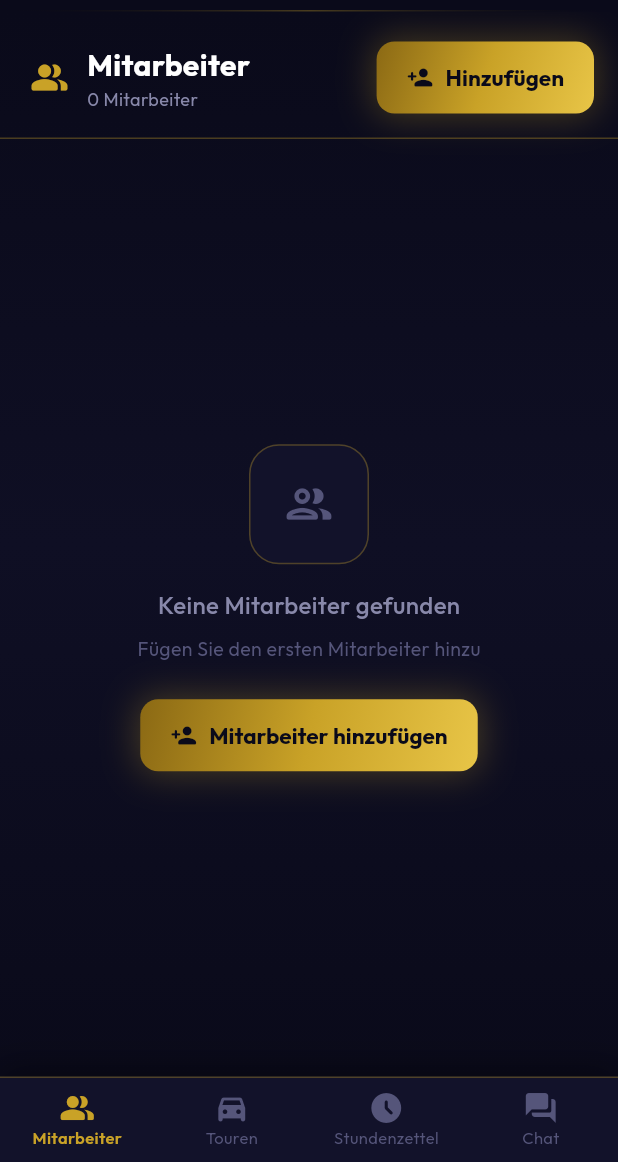
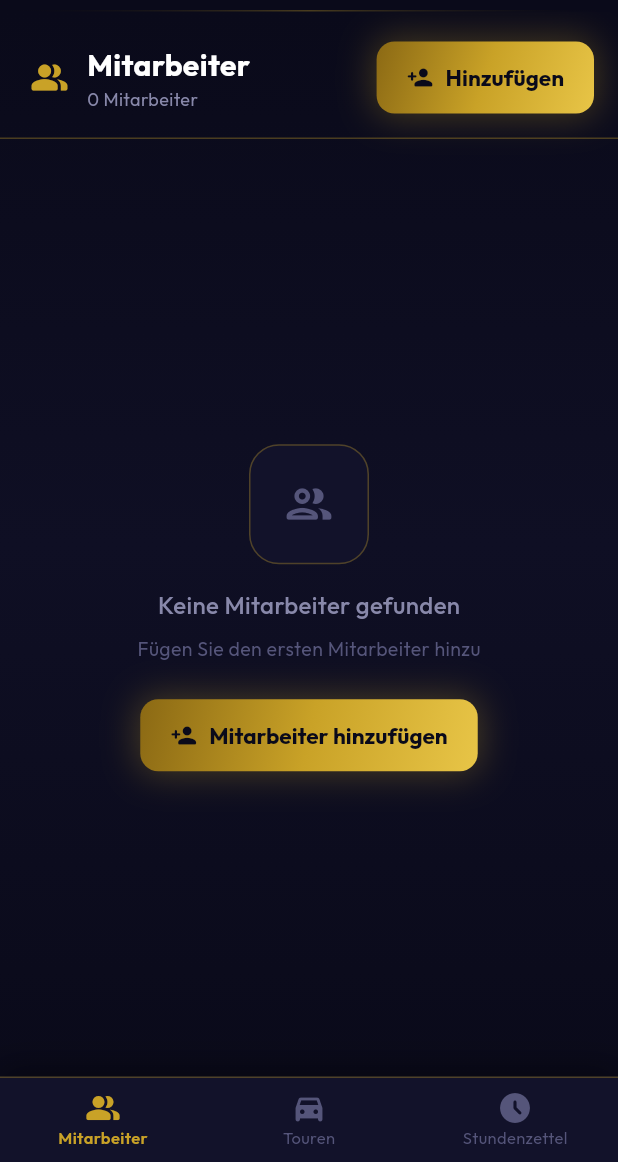
Before and after one commit to efesahin38/melek, a Flutter app: the AdminShell screen opened directly, on a phone screen of 412 x 824 dp, the part 74-1236 px from its top. Run offline on Flutter 3.47's test engine with Material 3 defaults, Android fonts, the phone set to English and light mode, and no system bars; our stand-ins replace file_picker, google_fonts, open_file, pdf, printing, share_plus and 4 more; accounts and stored records are empty.

Commit message:
Remove chat and fix logout route

```diff
--- a/lib/screens/admin/admin_shell.dart
+++ b/lib/screens/admin/admin_shell.dart
@@ -6,7 +6,6 @@ import '../login_screen.dart';
 import 'mitarbeiter_tab.dart';
 import 'touren_tab.dart';
 import 'stundenzettel_tab.dart';
-import '../chat_screen.dart';
 
 import '../settings_screen.dart';
 
@@ -24,7 +23,6 @@ class _AdminShellState extends State<AdminShell> {
     MitarbeiterTab(),
     TourenTab(),
     StundenzettelTab(),
-    ChatScreen(),
   ];
 
   @override
@@ -127,10 +125,6 @@ class _AdminShellState extends State<AdminShell> {
                   icon: Icon(Icons.access_time_filled_rounded),
                   label: Text('Stundenzettel'),
                 ),
-                NavigationRailDestination(
-                  icon: Icon(Icons.forum_rounded),
-                  label: Text('Chat'),
-                ),
               ],
             ),
           if (isDesktop)
@@ -192,10 +186,6 @@ class _AdminShellState extends State<AdminShell> {
                     icon: Icon(Icons.access_time_filled_rounded),
                     label: 'Stundenzettel',
                   ),
-                  BottomNavigationBarItem(
-                    icon: Icon(Icons.forum_rounded),
-                    label: 'Chat',
-                  ),
                 ],
               ),
             ),
--- a/lib/screens/employee/employee_shell.dart
+++ b/lib/screens/employee/employee_shell.dart
@@ -6,7 +6,6 @@ import '../../screens/login_screen.dart';
 import 'my_touren_tab.dart';
 import 'my_dokumente_tab.dart';
 import 'my_stundenzettel_tab.dart';
-import '../chat_screen.dart';
 import '../settings_screen.dart';
 
 class EmployeeShell extends StatefulWidget {
@@ -23,7 +22,6 @@ class _EmployeeShellState extends State<EmployeeShell> {
     MyTourenTab(),
     MyDokumenteTab(),
     MyStundenzettelTab(),
-    ChatScreen(),
   ];
 
   @override
@@ -126,10 +124,6 @@ class _EmployeeShellState extends State<EmployeeShell> {
                   icon: Icon(Icons.assignment_rounded),
                   label: Text('Stundenzettel'),
                 ),
-                NavigationRailDestination(
-                  icon: Icon(Icons.forum_rounded),
-                  label: Text('Chat'),
-                ),
               ],
             ),
           if (isDesktop)
@@ -191,10 +185,6 @@ class _EmployeeShellState extends State<EmployeeShell> {
                     icon: Icon(Icons.assignment_rounded),
                     label: 'Stundenzettel',
                   ),
-                  BottomNavigationBarItem(
-                    icon: Icon(Icons.forum_rounded),
-                    label: 'Chat',
-                  ),
                 ],
               ),
             ),
```
Also changed, not shown: lib/screens/settings_screen.dart (+11 -2 lines).
